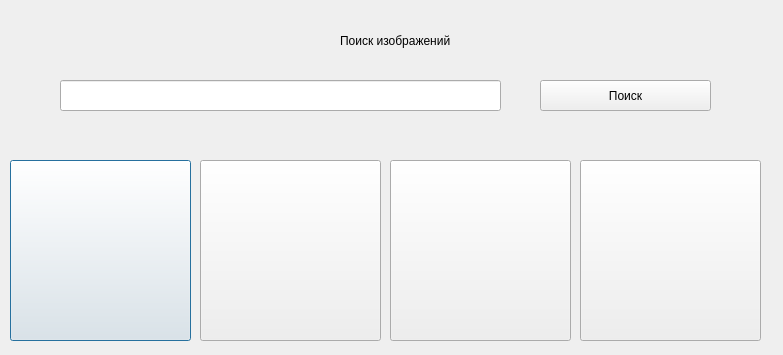
Cassiopeia-A/minecraft_calc, file image.ui: the form before one commit.
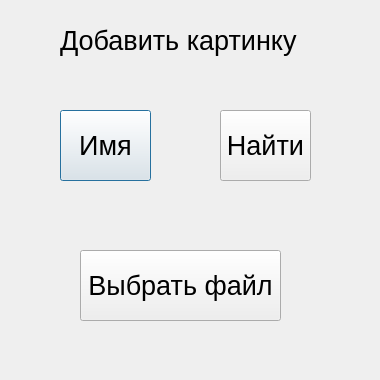
The form after the commit. The open tabs and pages were chosen to show the change.

What changed in the file:
```diff
--- a/image.ui
+++ b/image.ui
@@ -6,100 +6,250 @@
    <rect>
     <x>0</x>
     <y>0</y>
-    <width>783</width>
-    <height>355</height>
+    <width>380</width>
+    <height>380</height>
    </rect>
   </property>
   <property name="windowTitle">
    <string>Dialog</string>
   </property>
-  <widget class="QPushButton" name="image_1">
+  <widget class="QStackedWidget" name="pages">
    <property name="geometry">
     <rect>
      <x>10</x>
-     <y>160</y>
-     <width>181</width>
-     <height>181</height>
+     <y>10</y>
+     <width>361</width>
+     <height>361</height>
     </rect>
    </property>
+   <property name="currentIndex">
+    <number>1</number>
+   </property>
+   <widget class="QWidget" name="page">
+    <widget class="QLabel" name="label_2">
+     <property name="geometry">
+      <rect>
+       <x>50</x>
+       <y>10</y>
+       <width>251</width>
+       <height>41</height>
+      </rect>
+     </property>
+     <property name="font">
+      <font>
+       <pointsize>20</pointsize>
+      </font>
+     </property>
    <property name="text">
-    <string/>
-   </property>
-  </widget>
-  <widget class="QPushButton" name="image_2">
+      <string>Добавить картинку</string>
+     </property>
+    </widget>
+    <widget class="QPushButton" name="name_image">
    <property name="geometry">
     <rect>
-     <x>200</x>
-     <y>160</y>
-     <width>181</width>
-     <height>181</height>
-    </rect>
-   </property>
+       <x>50</x>
+       <y>100</y>
+       <width>91</width>
+       <height>71</height>
+      </rect>
+     </property>
+     <property name="font">
+      <font>
+       <pointsize>20</pointsize>
+      </font>
+     </property>
    <property name="text">
-    <string/>
-   </property>
-  </widget>
-  <widget class="QPushButton" name="image_3">
+      <string>Имя</string>
+     </property>
+    </widget>
+    <widget class="QPushButton" name="select_image">
    <property name="geometry">
     <rect>
-     <x>390</x>
-     <y>160</y>
-     <width>181</width>
-     <height>181</height>
-    </rect>
-   </property>
+       <x>70</x>
+       <y>240</y>
+       <width>201</width>
+       <height>71</height>
+      </rect>
+     </property>
+     <property name="font">
+      <font>
+       <pointsize>20</pointsize>
+      </font>
+     </property>
    <property name="text">
-    <string/>
-   </property>
-  </widget>
-  <widget class="QPushButton" name="image_4">
+      <string>Выбрать файл</string>
+     </property>
+    </widget>
+    <widget class="QPushButton" name="search_image">
    <property name="geometry">
     <rect>
-     <x>580</x>
-     <y>160</y>
-     <width>181</width>
-     <height>181</height>
-    </rect>
-   </property>
+       <x>210</x>
+       <y>100</y>
+       <width>91</width>
+       <height>71</height>
+      </rect>
+     </property>
+     <property name="font">
+      <font>
+       <pointsize>20</pointsize>
+      </font>
+     </property>
    <property name="text">
-    <string/>
-   </property>
-  </widget>
-  <widget class="QLineEdit" name="search_text">
+      <string>Найти</string>
+     </property>
+    </widget>
+   </widget>
+   <widget class="QWidget" name="page_2">
+    <widget class="QLabel" name="label">
    <property name="geometry">
     <rect>
-     <x>60</x>
-     <y>80</y>
-     <width>441</width>
+       <x>80</x>
+       <y>10</y>
+       <width>191</width>
      <height>31</height>
     </rect>
    </property>
+     <property name="font">
+      <font>
+       <pointsize>15</pointsize>
+      </font>
+     </property>
+     <property name="text">
+      <string>Поиск изображений</string>
+     </property>
   </widget>
   <widget class="QPushButton" name="search_btn">
    <property name="geometry">
     <rect>
-     <x>540</x>
-     <y>80</y>
-     <width>171</width>
+       <x>200</x>
+       <y>60</y>
+       <width>81</width>
      <height>31</height>
     </rect>
    </property>
+     <property name="font">
+      <font>
+       <pointsize>15</pointsize>
+      </font>
+     </property>
    <property name="text">
     <string>Поиск</string>
    </property>
   </widget>
-  <widget class="QLabel" name="label">
+    <widget class="QLineEdit" name="search_text">
    <property name="geometry">
     <rect>
-     <x>340</x>
+       <x>50</x>
+       <y>60</y>
+       <width>131</width>
+       <height>31</height>
+      </rect>
+     </property>
+    </widget>
+    <widget class="QPushButton" name="image_1">
+     <property name="geometry">
+      <rect>
+       <x>80</x>
+       <y>120</y>
+       <width>181</width>
+       <height>181</height>
+      </rect>
+     </property>
+     <property name="text">
+      <string/>
+     </property>
+    </widget>
+    <widget class="QPushButton" name="search_return">
+     <property name="geometry">
+      <rect>
+       <x>10</x>
+       <y>320</y>
+       <width>111</width>
+       <height>31</height>
+      </rect>
+     </property>
+     <property name="text">
+      <string>Вернуться</string>
+     </property>
+    </widget>
+    <widget class="QPushButton" name="search_add_image">
+     <property name="geometry">
+      <rect>
+       <x>240</x>
+       <y>320</y>
+       <width>111</width>
+       <height>31</height>
+      </rect>
+     </property>
+     <property name="text">
+      <string>Выбрать</string>
+     </property>
+    </widget>
+   </widget>
+   <widget class="QWidget" name="page_3">
+    <widget class="QLineEdit" name="image_name">
+     <property name="geometry">
+      <rect>
+       <x>40</x>
+       <y>140</y>
+       <width>251</width>
+       <height>51</height>
+      </rect>
+     </property>
+     <property name="font">
+      <font>
+       <pointsize>20</pointsize>
+      </font>
+     </property>
+     <property name="text">
+      <string/>
+     </property>
+    </widget>
+    <widget class="QLabel" name="label_3">
+     <property name="geometry">
+      <rect>
+       <x>30</x>
      <y>30</y>
+       <width>271</width>
+       <height>61</height>
+      </rect>
+     </property>
+     <property name="font">
+      <font>
+       <pointsize>30</pointsize>
+      </font>
+     </property>
+     <property name="text">
+      <string>Имя картинки</string>
+     </property>
+    </widget>
+    <widget class="QPushButton" name="name_return">
+     <property name="geometry">
+      <rect>
+       <x>10</x>
+       <y>320</y>
      <width>111</width>
-     <height>21</height>
+       <height>31</height>
     </rect>
    </property>
    <property name="text">
-    <string>Поиск изображений</string>
-   </property>
+      <string>Вернуться</string>
+     </property>
+    </widget>
+    <widget class="QPushButton" name="name_add_image">
+     <property name="geometry">
+      <rect>
+       <x>240</x>
+       <y>320</y>
+       <width>111</width>
+       <height>31</height>
+      </rect>
+     </property>
+     <property name="text">
+      <string>Выбрать</string>
+     </property>
+    </widget>
+   </widget>
   </widget>
  </widget>
  <resources/>
```
Lines whose indentation alone changed are shown as unchanged.
